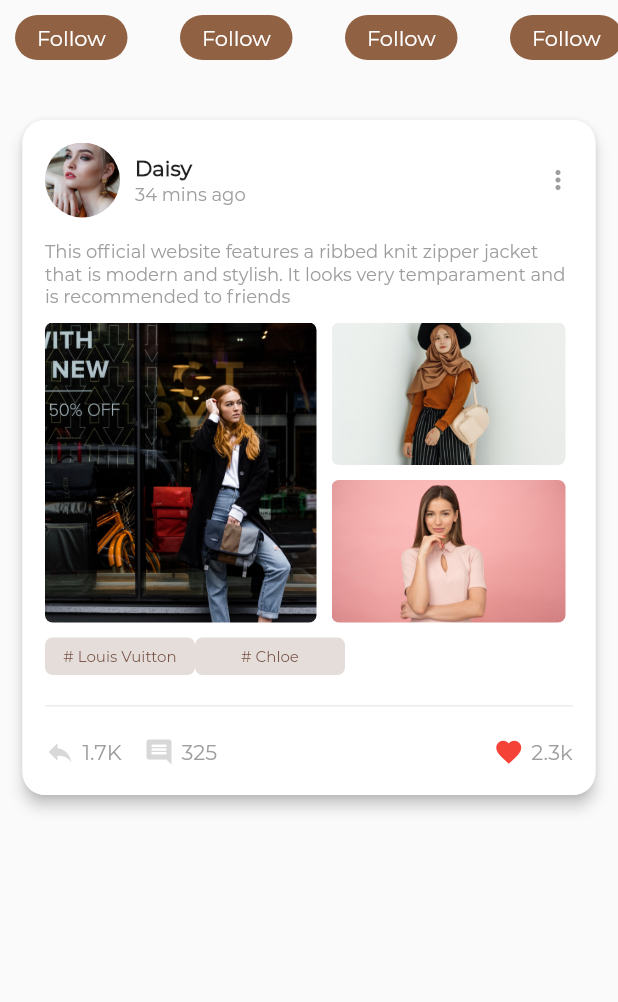
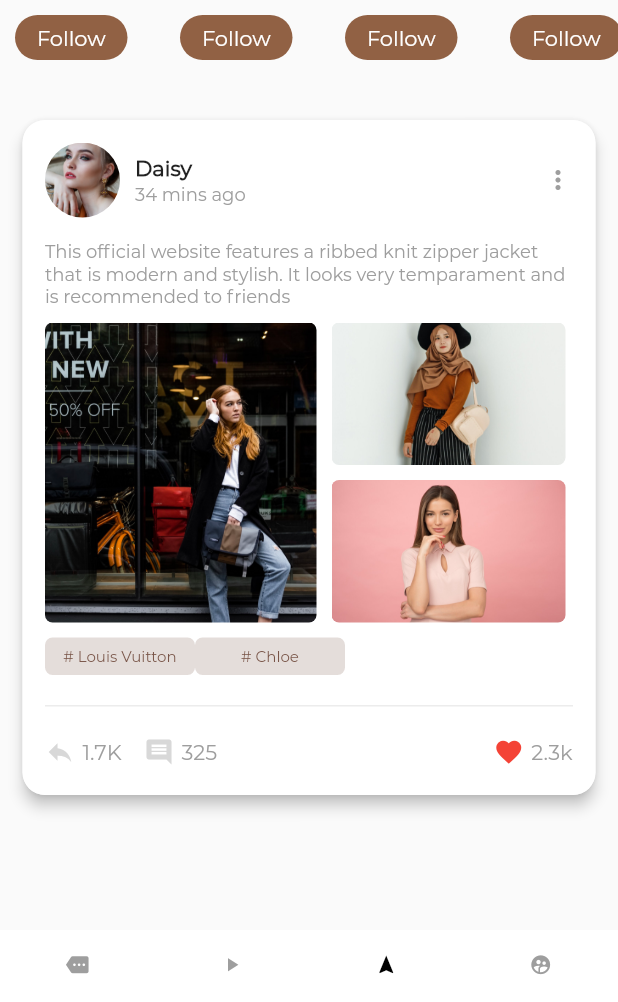
Before and after one commit to JAICHANGPARK/flutter_fashion_design, a Flutter app: the screen it shows after launch, on a phone screen of 412 x 824 dp, the part 234-1236 px from its top. Run offline on Flutter 3.47's test engine with Material 2 defaults, Android fonts, the phone set to English and light mode, and no system bars; project files that could hold a hidden picture were left out.

Commit message:
Update main.dart

```diff
--- a/flutter_fashion_design/lib/main.dart
+++ b/flutter_fashion_design/lib/main.dart
@@ -19,7 +19,22 @@ class MyHome extends StatefulWidget {
   _MyHomeState createState() => _MyHomeState();
 }
 
-class _MyHomeState extends State<MyHome> {
+class _MyHomeState extends State<MyHome> with SingleTickerProviderStateMixin {
+  TabController _tabController;
+
+  @override
+  void initState() {
+    // TODO: implement initState
+    super.initState();
+    _tabController = TabController(length: 4, vsync: this);
+  }
+
+  @override
+  void dispose() {
+    _tabController.dispose();
+    super.dispose();
+  }
+
   @override
   Widget build(BuildContext context) {
     return Scaffold(
@@ -261,7 +276,6 @@ class _MyHomeState extends State<MyHome> {
                     ),
                     Row(
                       children: <Widget>[
-
                         //공유
                         Icon(
                           Icons.reply,
@@ -312,7 +326,6 @@ class _MyHomeState extends State<MyHome> {
                             ],
                           ),
                         ),
-
                       ],
                     ),
                   ],
@@ -321,6 +334,23 @@ class _MyHomeState extends State<MyHome> {
             ),
           )
         ],
+      ),
+      bottomNavigationBar: Material(
+        color: Colors.white,
+        child: TabBar(
+          tabs: <Widget>[
+            Tab(icon: Icon(Icons.more, color: Colors.grey, size: 15.0)),
+            Tab(icon: Icon(Icons.play_arrow, color: Colors.grey, size: 15.0)),
+            Tab(icon: Icon(Icons.navigation, color: Colors.black, size: 15.0)),
+            Tab(
+                icon: Icon(Icons.supervised_user_circle,
+                    color: Colors.grey, size: 15.0)),
+
+
+          ],
+          controller: _tabController,
+          indicatorColor: Colors.transparent,
+        ),
       ),
     );
   }
```
